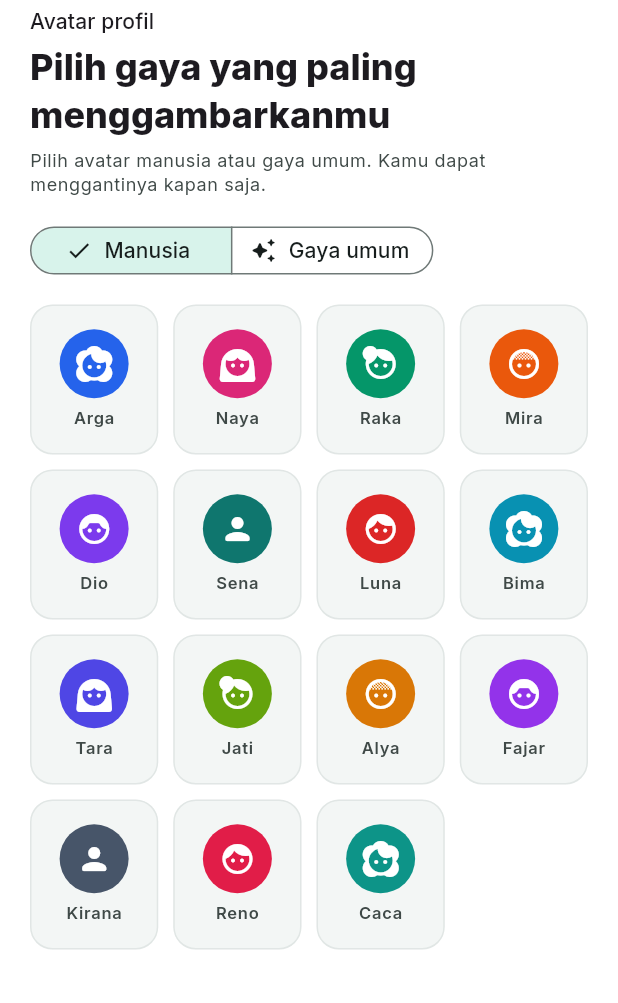
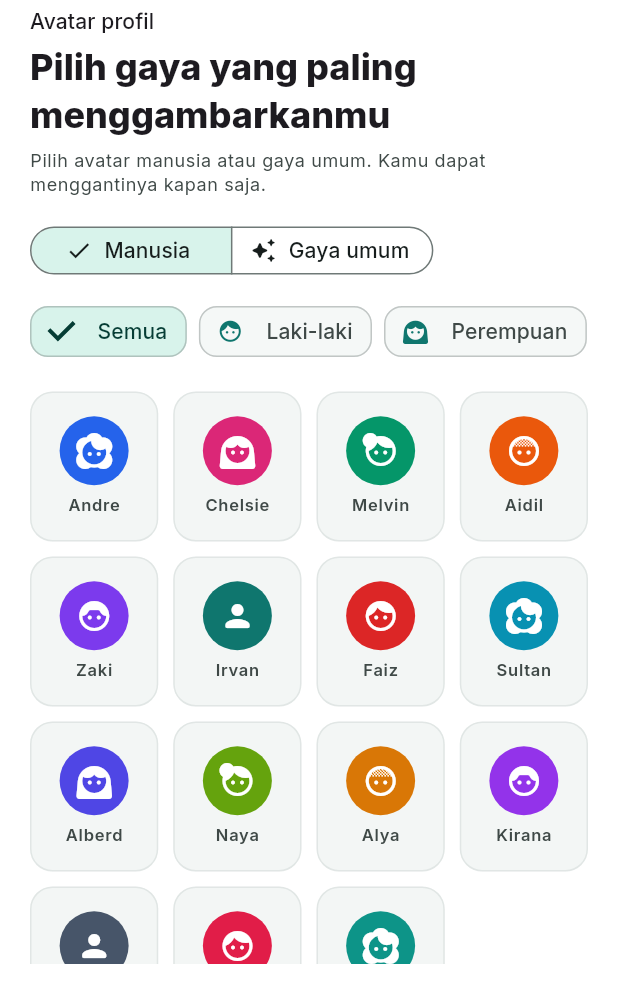
Before and after one commit to andrest1101/money-tracker, a Flutter app: the ProfileAvatarSheet widget shown alone on an empty page, opened directly, on a phone screen of 412 x 824 dp. Shown: the top 1003 px of the screen. Run offline on Flutter 3.47's test engine with Material 3 defaults, Android fonts, the phone set to English and light mode, and no system bars; our stand-ins replace app_links, cloud_firestore, confetti, firebase_auth, firebase_core, fl_chart and 5 more; accounts and stored records are empty.

Commit message:
feat: polish system navigation and avatar catalog

```diff
--- a/lib/features/settings/presentation/widgets/profile_avatar_sheet.dart
+++ b/lib/features/settings/presentation/widgets/profile_avatar_sheet.dart
@@ -4,6 +4,7 @@ import 'package:flutter_riverpod/flutter_riverpod.dart';
 import '../../../../core/local_storage/settings_providers.dart';
 
 enum PresetAvatarCategory { general, people }
+enum PresetAvatarGender { male, female }
 
 class PresetAvatar {
   const PresetAvatar({
@@ -12,6 +13,7 @@ class PresetAvatar {
     required this.color,
     required this.label,
     required this.category,
+    this.gender,
   });
 
   final String id;
@@ -19,6 +21,7 @@ class PresetAvatar {
   final Color color;
   final String label;
   final PresetAvatarCategory category;
+  final PresetAvatarGender? gender;
 }
 
 const presetAvatars = [
@@ -30,7 +33,6 @@ const presetAvatars = [
   PresetAvatar(id: 'coffee', icon: Icons.coffee_rounded, color: Color(0xFF92400E), label: 'Kopi', category: PresetAvatarCategory.general),
   PresetAvatar(id: 'bolt', icon: Icons.bolt_rounded, color: Color(0xFFEAB308), label: 'Energi', category: PresetAvatarCategory.general),
   PresetAvatar(id: 'favorite', icon: Icons.favorite_rounded, color: Color(0xFFEF4444), label: 'Peduli', category: PresetAvatarCategory.general),
-  PresetAvatar(id: 'music', icon: Icons.music_note_rounded, color: Color(0xFFEC4899), label: 'Ritme', category: PresetAvatarCategory.general),
   PresetAvatar(id: 'palette', icon: Icons.palette_rounded, color: Color(0xFF14B8A6), label: 'Kreatif', category: PresetAvatarCategory.general),
   PresetAvatar(id: 'sports', icon: Icons.sports_esports_rounded, color: Color(0xFF0EA5E9), label: 'Santai', category: PresetAvatarCategory.general),
   PresetAvatar(id: 'travel', icon: Icons.explore_rounded, color: Color(0xFF0891B2), label: 'Jelajah', category: PresetAvatarCategory.general),
@@ -39,21 +41,21 @@ const presetAvatars = [
   PresetAvatar(id: 'lightbulb', icon: Icons.lightbulb_rounded, color: Color(0xFFD97706), label: 'Ide', category: PresetAvatarCategory.general),
   PresetAvatar(id: 'pets', icon: Icons.pets_rounded, color: Color(0xFFDB2777), label: 'Ceria', category: PresetAvatarCategory.general),
   PresetAvatar(id: 'balance', icon: Icons.account_balance_rounded, color: Color(0xFF059669), label: 'Stabil', category: PresetAvatarCategory.general),
-  PresetAvatar(id: 'person_blue', icon: Icons.face_2_rounded, color: Color(0xFF2563EB), label: 'Arga', category: PresetAvatarCategory.people),
-  PresetAvatar(id: 'person_pink', icon: Icons.face_3_rounded, color: Color(0xFFDB2777), label: 'Naya', category: PresetAvatarCategory.people),
-  PresetAvatar(id: 'person_green', icon: Icons.face_4_rounded, color: Color(0xFF059669), label: 'Raka', category: PresetAvatarCategory.people),
-  PresetAvatar(id: 'person_orange', icon: Icons.face_5_rounded, color: Color(0xFFEA580C), label: 'Mira', category: PresetAvatarCategory.people),
-  PresetAvatar(id: 'person_purple', icon: Icons.face_6_rounded, color: Color(0xFF7C3AED), label: 'Dio', category: PresetAvatarCategory.people),
-  PresetAvatar(id: 'person_teal', icon: Icons.person_rounded, color: Color(0xFF0F766E), label: 'Sena', category: PresetAvatarCategory.people),
-  PresetAvatar(id: 'person_red', icon: Icons.face_rounded, color: Color(0xFFDC2626), label: 'Luna', category: PresetAvatarCategory.people),
-  PresetAvatar(id: 'person_cyan', icon: Icons.face_2_rounded, color: Color(0xFF0891B2), label: 'Bima', category: PresetAvatarCategory.people),
-  PresetAvatar(id: 'person_indigo', icon: Icons.face_3_rounded, color: Color(0xFF4F46E5), label: 'Tara', category: PresetAvatarCategory.people),
-  PresetAvatar(id: 'person_lime', icon: Icons.face_4_rounded, color: Color(0xFF65A30D), label: 'Jati', category: PresetAvatarCategory.people),
-  PresetAvatar(id: 'person_amber', icon: Icons.face_5_rounded, color: Color(0xFFD97706), label: 'Alya', category: PresetAvatarCategory.people),
-  PresetAvatar(id: 'person_violet', icon: Icons.face_6_rounded, color: Color(0xFF9333EA), label: 'Fajar', category: PresetAvatarCategory.people),
-  PresetAvatar(id: 'person_slate', icon: Icons.person_rounded, color: Color(0xFF475569), label: 'Kirana', category: PresetAvatarCategory.people),
-  PresetAvatar(id: 'person_rose', icon: Icons.face_rounded, color: Color(0xFFE11D48), label: 'Reno', category: PresetAvatarCategory.people),
-  PresetAvatar(id: 'person_mint', icon: Icons.face_2_rounded, color: Color(0xFF0D9488), label: 'Caca', category: PresetAvatarCategory.people),
+  PresetAvatar(id: 'person_blue', icon: Icons.face_2_rounded, color: Color(0xFF2563EB), label: 'Andre', category: PresetAvatarCategory.people, gender: PresetAvatarGender.male),
+  PresetAvatar(id: 'person_pink', icon: Icons.face_3_rounded, color: Color(0xFFDB2777), label: 'Chelsie', category: PresetAvatarCategory.people, gender: PresetAvatarGender.female),
+  PresetAvatar(id: 'person_green', icon: Icons.face_4_rounded, color: Color(0xFF059669), label: 'Melvin', category: PresetAvatarCategory.people, gender: PresetAvatarGender.male),
+  PresetAvatar(id: 'person_orange', icon: Icons.face_5_rounded, color: Color(0xFFEA580C), label: 'Aidil', category: PresetAvatarCategory.people, gender: PresetAvatarGender.male),
+  PresetAvatar(id: 'person_purple', icon: Icons.face_6_rounded, color: Color(0xFF7C3AED), label: 'Zaki', category: PresetAvatarCategory.people, gender: PresetAvatarGender.male),
+  PresetAvatar(id: 'person_teal', icon: Icons.person_rounded, color: Color(0xFF0F766E), label: 'Irvan', category: PresetAvatarCategory.people, gender: PresetAvatarGender.male),
+  PresetAvatar(id: 'person_red', icon: Icons.face_rounded, color: Color(0xFFDC2626), label: 'Faiz', category: PresetAvatarCategory.people, gender: PresetAvatarGender.male),
+  PresetAvatar(id: 'person_cyan', icon: Icons.face_2_rounded, color: Color(0xFF0891B2), label: 'Sultan', category: PresetAvatarCategory.people, gender: PresetAvatarGender.male),
+  PresetAvatar(id: 'person_indigo', icon: Icons.face_3_rounded, color: Color(0xFF4F46E5), label: 'Alberd', category: PresetAvatarCategory.people, gender: PresetAvatarGender.male),
+  PresetAvatar(id: 'person_lime', icon: Icons.face_4_rounded, color: Color(0xFF65A30D), label: 'Naya', category: PresetAvatarCategory.people, gender: PresetAvatarGender.female),
+  PresetAvatar(id: 'person_amber', icon: Icons.face_5_rounded, color: Color(0xFFD97706), label: 'Alya', category: PresetAvatarCategory.people, gender: PresetAvatarGender.female),
+  PresetAvatar(id: 'person_violet', icon: Icons.face_6_rounded, color: Color(0xFF9333EA), label: 'Kirana', category: PresetAvatarCategory.people, gender: PresetAvatarGender.female),
+  PresetAvatar(id: 'person_slate', icon: Icons.person_rounded, color: Color(0xFF475569), label: 'Caca', category: PresetAvatarCategory.people, gender: PresetAvatarGender.female),
+  PresetAvatar(id: 'person_rose', icon: Icons.face_rounded, color: Color(0xFFE11D48), label: 'Luna', category: PresetAvatarCategory.people, gender: PresetAvatarGender.female),
+  PresetAvatar(id: 'person_mint', icon: Icons.face_2_rounded, color: Color(0xFF0D9488), label: 'Mira', category: PresetAvatarCategory.people, gender: PresetAvatarGender.female),
 ];
 
 class ProfileAvatarSheet extends ConsumerStatefulWidget {
@@ -74,13 +76,19 @@ class ProfileAvatarSheet extends ConsumerStatefulWidget {
 
 class _ProfileAvatarSheetState extends ConsumerState<ProfileAvatarSheet> {
   var _category = PresetAvatarCategory.people;
+  PresetAvatarGender? _gender;
 
   @override
   Widget build(BuildContext context) {
     final theme = Theme.of(context);
     final colors = theme.colorScheme;
     final selectedId = ref.watch(profileAvatarProvider);
-    final avatars = presetAvatars.where((avatar) => avatar.category == _category).toList();
+    final avatars = presetAvatars.where((avatar) {
+      return avatar.category == _category &&
+          (_category != PresetAvatarCategory.people ||
+              _gender == null ||
+              avatar.gender == _gender);
+    }).toList();
 
     return SafeArea(
       child: LayoutBuilder(
@@ -109,6 +117,13 @@ class _ProfileAvatarSheetState extends ConsumerState<ProfileAvatarSheet> {
                     category: _category,
                     onChanged: (category) => setState(() => _category = category),
                   ),
+                  if (_category == PresetAvatarCategory.people) ...[
+                    const SizedBox(height: 10),
+                    _GenderSelector(
+                      gender: _gender,
+                      onChanged: (gender) => setState(() => _gender = gender),
+                    ),
+                  ],
                   const SizedBox(height: 16),
                   LayoutBuilder(
                     builder: (context, gridConstraints) {
@@ -180,6 +195,40 @@ class _CategorySelector extends StatelessWidget {
   }
 }
 
+class _GenderSelector extends StatelessWidget {
+  const _GenderSelector({required this.gender, required this.onChanged});
+
+  final PresetAvatarGender? gender;
+  final ValueChanged<PresetAvatarGender?> onChanged;
+
+  @override
+  Widget build(BuildContext context) {
+    return Wrap(
+      spacing: 8,
+      runSpacing: 8,
+      children: [
+        ChoiceChip(
+          label: const Text('Semua'),
+          selected: gender == null,
+          onSelected: (_) => onChanged(null),
+        ),
+        ChoiceChip(
+          label: const Text('Laki-laki'),
+          avatar: const Icon(Icons.face_rounded, size: 17),
+          selected: gender == PresetAvatarGender.male,
+          onSelected: (_) => onChanged(PresetAvatarGender.male),
+        ),
+        ChoiceChip(
+          label: const Text('Perempuan'),
+          avatar: const Icon(Icons.face_3_rounded, size: 17),
+          selected: gender == PresetAvatarGender.female,
+          onSelected: (_) => onChanged(PresetAvatarGender.female),
+        ),
+      ],
+    );
+  }
+}
+
 class _AvatarChoice extends StatelessWidget {
   const _AvatarChoice({required this.avatar, required this.selected, required this.onTap});
 
--- a/lib/main.dart
+++ b/lib/main.dart
@@ -3,6 +3,7 @@ import 'dart:async';
 import 'package:app_links/app_links.dart';
 import 'package:firebase_core/firebase_core.dart';
 import 'package:flutter/material.dart';
+import 'package:flutter/services.dart';
 import 'package:flutter_riverpod/flutter_riverpod.dart';
 import 'package:shared_preferences/shared_preferences.dart';
 
@@ -167,6 +168,28 @@ class MoneyTrackerApp extends ConsumerWidget {
       themeMode: ref.watch(appThemeModeProvider),
       theme: MoneyTrackerTheme.light(),
       darkTheme: MoneyTrackerTheme.dark(),
+      builder: (context, child) {
+        final theme = Theme.of(context);
+        final isDark = theme.brightness == Brightness.dark;
+        return AnnotatedRegion<SystemUiOverlayStyle>(
+          value: SystemUiOverlayStyle(
+            systemNavigationBarColor: theme.colorScheme.surface,
+            systemNavigationBarDividerColor: theme.colorScheme.surface,
+            systemNavigationBarIconBrightness: isDark
+                ? Brightness.light
+                : Brightness.dark,
+            systemNavigationBarContrastEnforced: false,
+            statusBarColor: Colors.transparent,
+            statusBarIconBrightness: isDark
+                ? Brightness.light
+                : Brightness.dark,
+            statusBarBrightness: isDark
+                ? Brightness.dark
+                : Brightness.light,
+          ),
+          child: child ?? const SizedBox.shrink(),
+        );
+      },
       home: const AppShell(),
     );
   }
```
